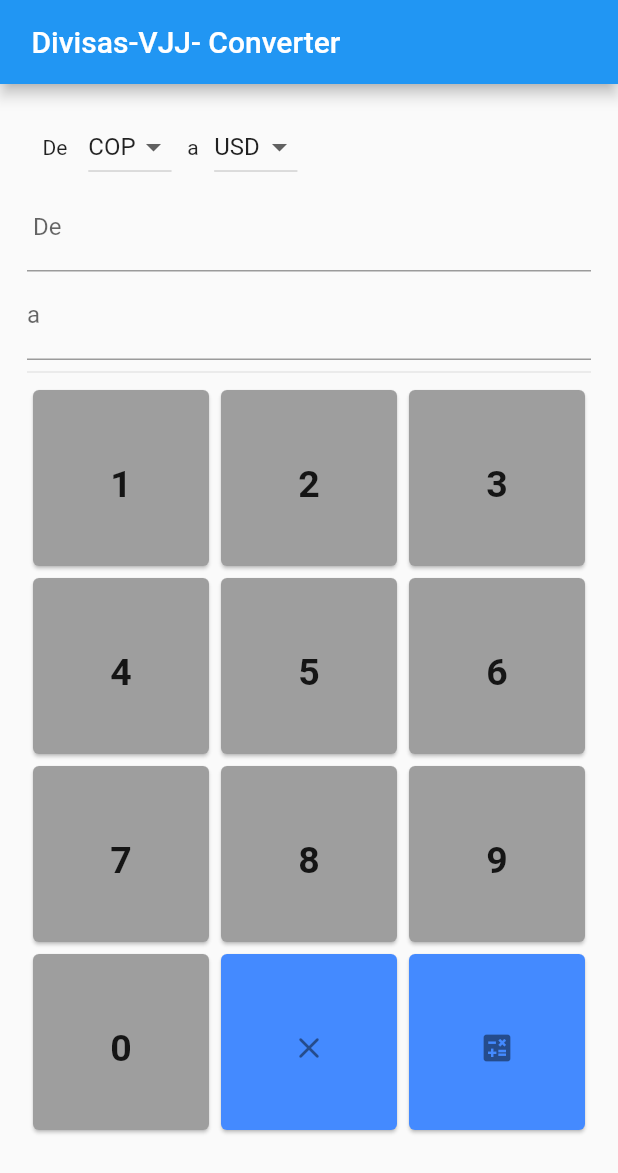
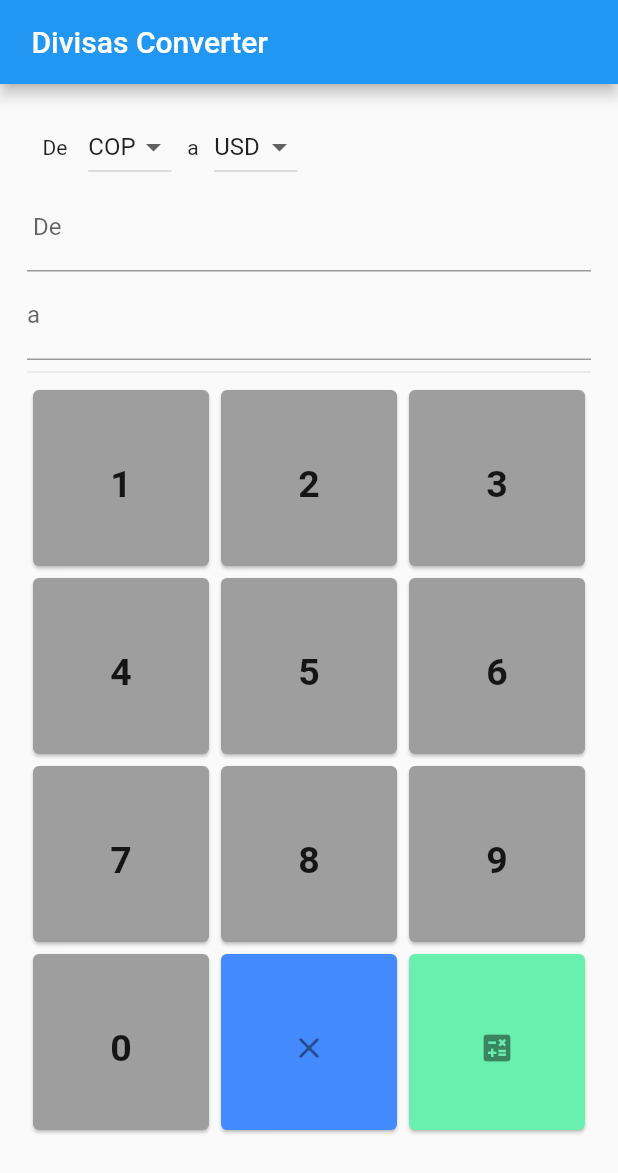
Before and after one commit to VivBB/Cambio_Divisas, a Flutter app: the screen it shows after launch, on a phone screen of 412 x 824 dp. Shown: the top 1173 px of the screen. Run offline on Flutter 3.47's test engine with Material 2 defaults, Android fonts, the phone set to English and light mode, and no system bars; our stand-ins replace get.

```diff
--- a/lib/main.dart
+++ b/lib/main.dart
@@ -11,11 +11,11 @@ class MyApp extends StatelessWidget {
   @override
   Widget build(BuildContext context) {
     return GetMaterialApp(
-      title: 'VJJ DIVISAS SAS',
+      title: 'DIVISAS R1',
       theme: ThemeData(
         primarySwatch: Colors.blue,
       ),
-      home: const MyHomePage(title: ' Divisas-VJJ- Converter '),
+      home: const MyHomePage(title: ' Divisas Converter '),
       debugShowCheckedModeBanner: false,
     );
   }
@@ -75,7 +75,7 @@ class _MyHomePageState extends State<MyHomePage> {
     objetos("9", Icon(Icons.abc), Colors.grey),
     objetos("0", Icon(Icons.abc), Colors.grey),
     objetos("Limpiar", Icon(Icons.clear_rounded), Colors.blueAccent),
-    objetos("Calcular", Icon(Icons.calculate), Colors.blueAccent),
+    objetos("Calcular", Icon(Icons.calculate), Colors.greenAccent),
   ];
 
   void _incrementCounter() {
```
Also changed, not shown: img/Demo1.PNG (added), img/Demo2.PNG (added), 1 other file.
